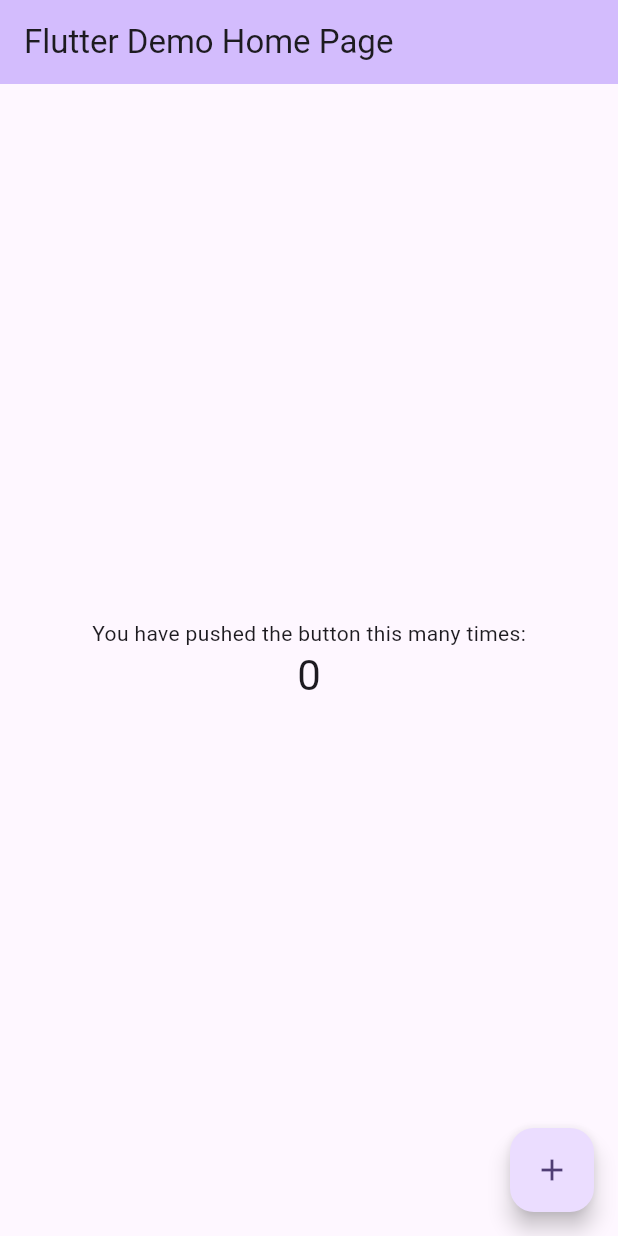
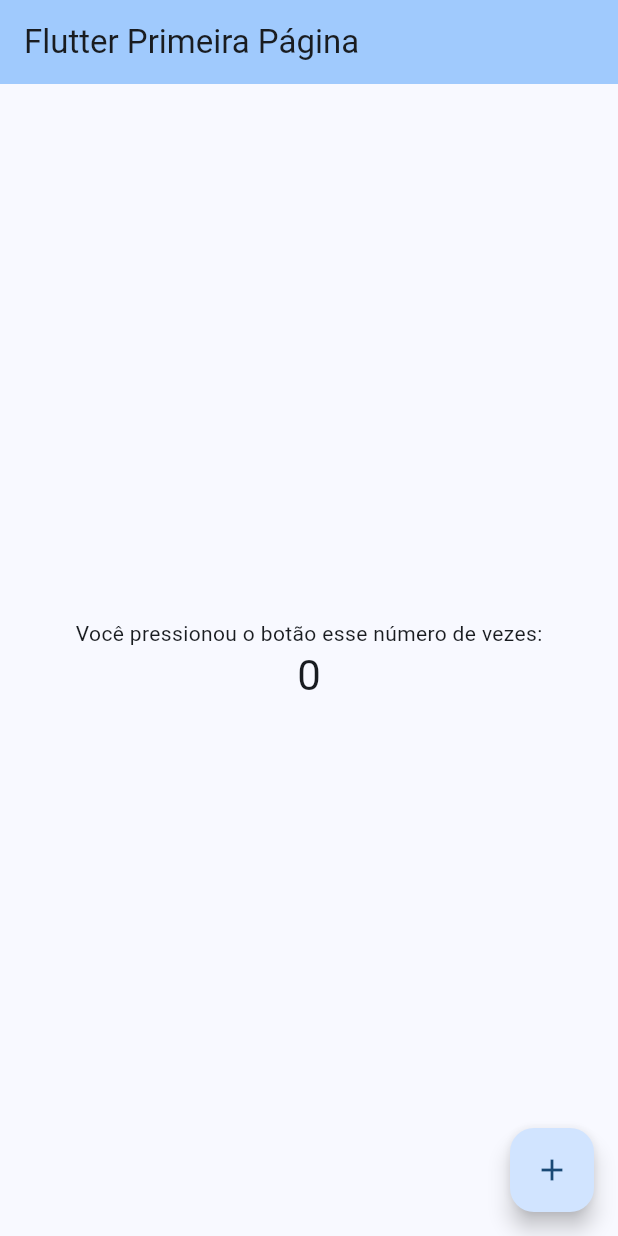
Before and after one commit to orlandol23/primeiroprojetoflutter, a Flutter app: the screen it shows after launch, on a phone screen of 412 x 824 dp. Run offline on Flutter 3.47's test engine with Material 3 defaults, Android fonts, the phone set to English and light mode, and no system bars.

Commit message:
Edição de textos

```diff
--- a/lib/main.dart
+++ b/lib/main.dart
@@ -28,10 +28,10 @@
         //
         // This works for code too, not just values: Most code changes can be
         // tested with just a hot reload.
-        colorScheme: ColorScheme.fromSeed(seedColor: Colors.deepPurple),
+        colorScheme: ColorScheme.fromSeed(seedColor: Colors.blue),
         useMaterial3: true,
       ),
-      home: const MyHomePage(title: 'Flutter Demo Home Page'),
+      home: const MyHomePage(title: 'Flutter Primeira Página'),
     );
   }
 }
@@ -106,7 +106,7 @@
           mainAxisAlignment: MainAxisAlignment.center,
           children: <Widget>[
             const Text(
-              'You have pushed the button this many times:',
+              'Você pressionou o botão esse número de vezes:',
             ),
             Text(
               '$_counter',
```
